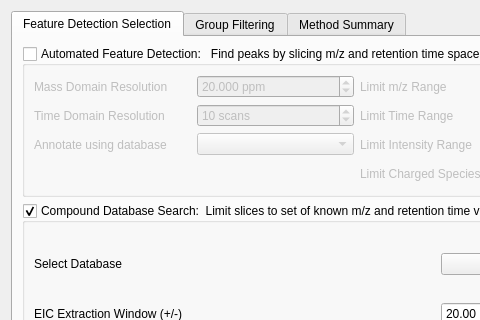
Qt form src/gui/mzroll/forms/peakdetectiondialog.ui (ElucidataInc/ElMaven) before a commit; both pictures show x 0 to 480 and y 0 to 320 of the 876 by 740 pixel window.
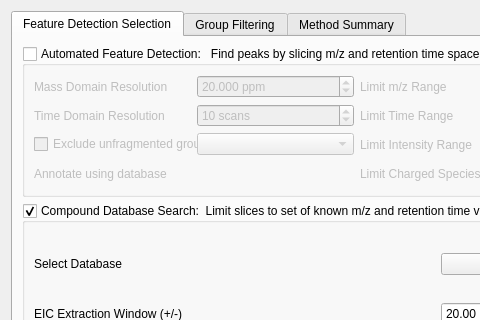
The same form after that commit.

Commit message:
Revert "Exclude unfragmented features using match fragmentation"
This reverts commit db813da1fd36d658ef1996610528dd34fd76d410.

```diff
--- a/src/gui/mzroll/forms/peakdetectiondialog.ui
+++ b/src/gui/mzroll/forms/peakdetectiondialog.ui
@@ -223,7 +223,14 @@
             </property>
            </widget>
           </item>
-          <item row="2" column="0">
+          <item row="2" column="0" colspan="2">
+           <widget class="QCheckBox" name="mustHaveMs2">
+            <property name="text">
+             <string>Exclude unfragmented groups</string>
+            </property>
+           </widget>
+          </item>
+          <item row="3" column="0">
            <widget class="QLabel" name="label_4">
             <property name="text">
              <string>Annotate using database</string>
```
Left out of the diff: 1 changed line with no effect on the pictures. The commit also changes 5 other files.
